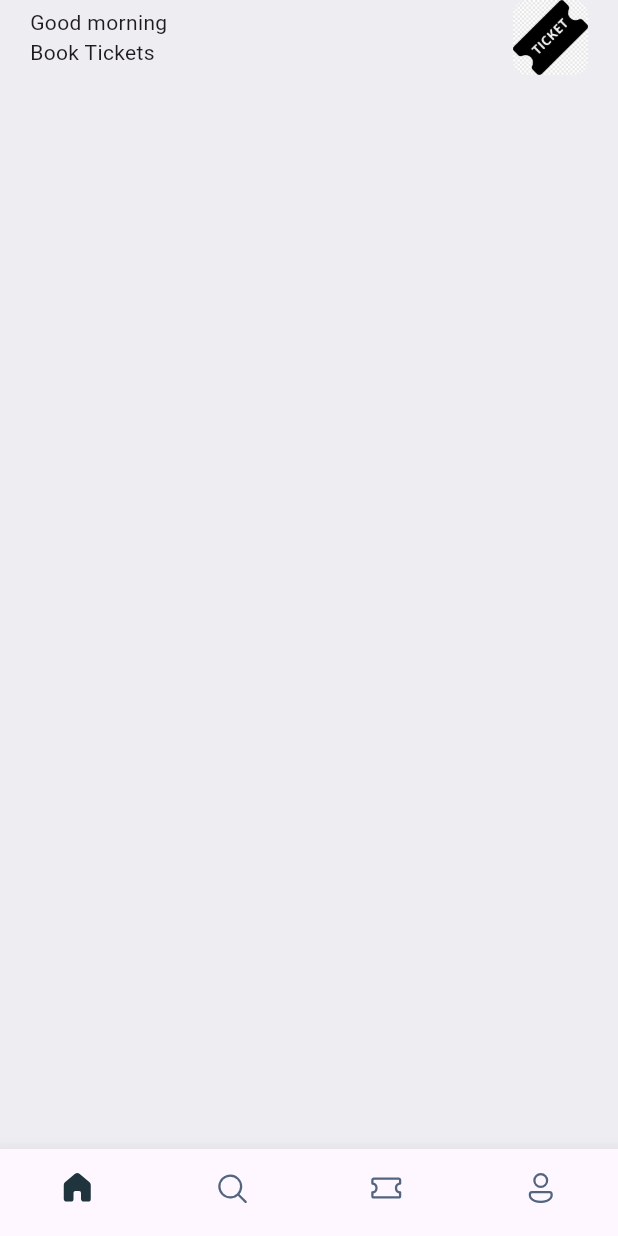
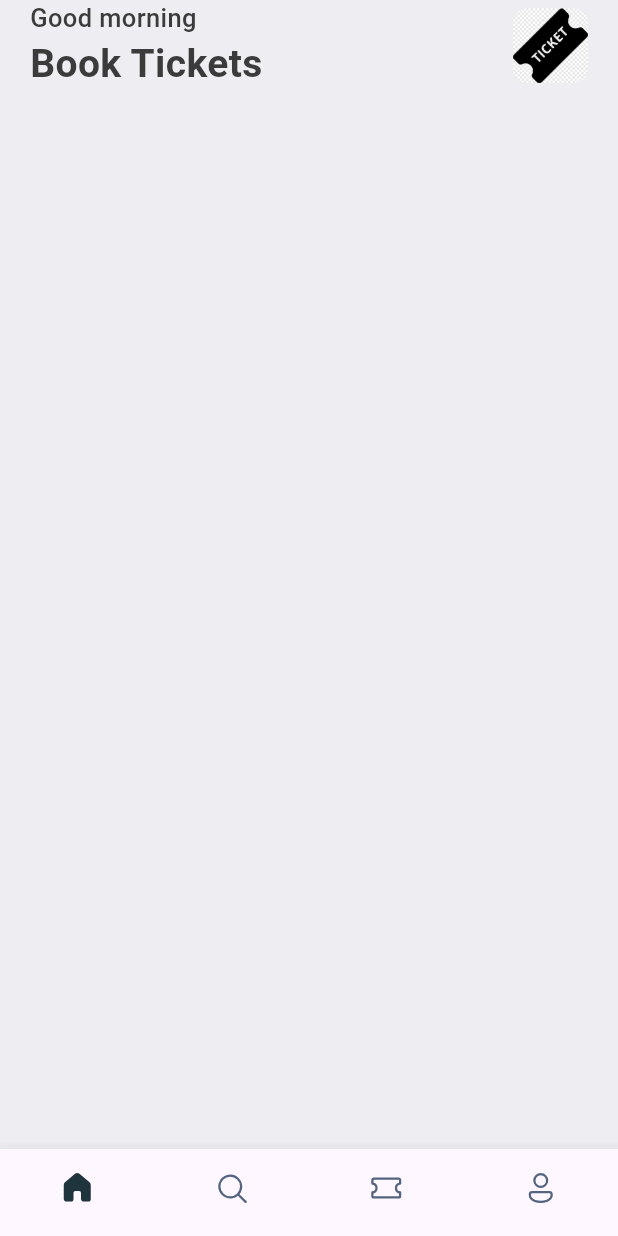
Before and after one commit to TonyV23/travel_app_ui, a Flutter app: the screen it shows after launch, on a phone screen of 412 x 824 dp. Run offline on Flutter 3.47's test engine with Material 3 defaults, Android fonts, the phone set to English and light mode, and no system bars; our stand-ins replace fluentui_icons.

Commit message:
app styles wip

```diff
--- a/lib/main.dart
+++ b/lib/main.dart
@@ -1,5 +1,6 @@
 import 'package:flutter/material.dart';
 import 'package:travel_app_ui/screens/bottom_bar.dart';
+import 'package:travel_app_ui/utils/app_styles.dart';
 
 void main() {
   runApp(const MyApp());
@@ -15,8 +16,7 @@ class MyApp extends StatelessWidget {
       debugShowCheckedModeBanner: false,
       title: 'Ticket Booking',
       theme: ThemeData(
-        colorScheme: ColorScheme.fromSeed(seedColor: Colors.deepPurple),
-        useMaterial3: true,
+        primaryColor: primary
       ),
       home: MyBottomBar(),
     );
--- a/lib/screens/home.dart
+++ b/lib/screens/home.dart
@@ -1,5 +1,6 @@
 import 'package:flutter/cupertino.dart';
 import 'package:flutter/material.dart';
+import 'package:travel_app_ui/utils/app_styles.dart';
 
 class MyHomeWidget extends StatelessWidget {
   const MyHomeWidget({super.key});
@@ -7,7 +8,7 @@ class MyHomeWidget extends StatelessWidget {
   @override
   Widget build(BuildContext context) {
     return Scaffold(
-      backgroundColor: Color(0xFFeeedf2),
+      backgroundColor: AppStyles.bgColor,
       body: ListView(
         children: [
           Container(
@@ -20,8 +21,8 @@ class MyHomeWidget extends StatelessWidget {
                     Column(
                       crossAxisAlignment: CrossAxisAlignment.start,
                       children: [
-                        Text("Good morning"),
-                        Text("Book Tickets"),
+                        Text("Good morning", style: AppStyles.headLineStyle3,),
+                        Text("Book Tickets", style: AppStyles.headLineStyle1,),
                       ],
                     ),
                     Container(
--- /dev/null
+++ b/lib/utils/app_styles.dart
@@ -0,0 +1,20 @@
+import 'package:flutter/material.dart';
+
+Color primary = Color(0xFF687daf);
+
+class AppStyles {
+  static Color primaryColor = primary;
+  static Color textColor = Color(0xFF3b3b3b);
+  static Color bgColor = Color(0xFFeeedf2);
+  static Color orangeColor = Color(0xFF526799);
+  static TextStyle textStyle =
+      TextStyle(fontSize: 16, color: textColor, fontWeight: FontWeight.w500);
+  static TextStyle headLineStyle1 =
+      TextStyle(fontSize: 26, color: textColor, fontWeight: FontWeight.bold);
+  static TextStyle headLineStyle2 =
+      TextStyle(fontSize: 21, color: textColor, fontWeight: FontWeight.bold);
+  static TextStyle headLineStyle3 =
+      TextStyle(fontSize: 17, color: textColor, fontWeight: FontWeight.w500);
+  static TextStyle headLineStyle4 =
+      TextStyle(fontSize: 14, color: Colors.grey.shade500, fontWeight: FontWeight.w500);
+}
```
